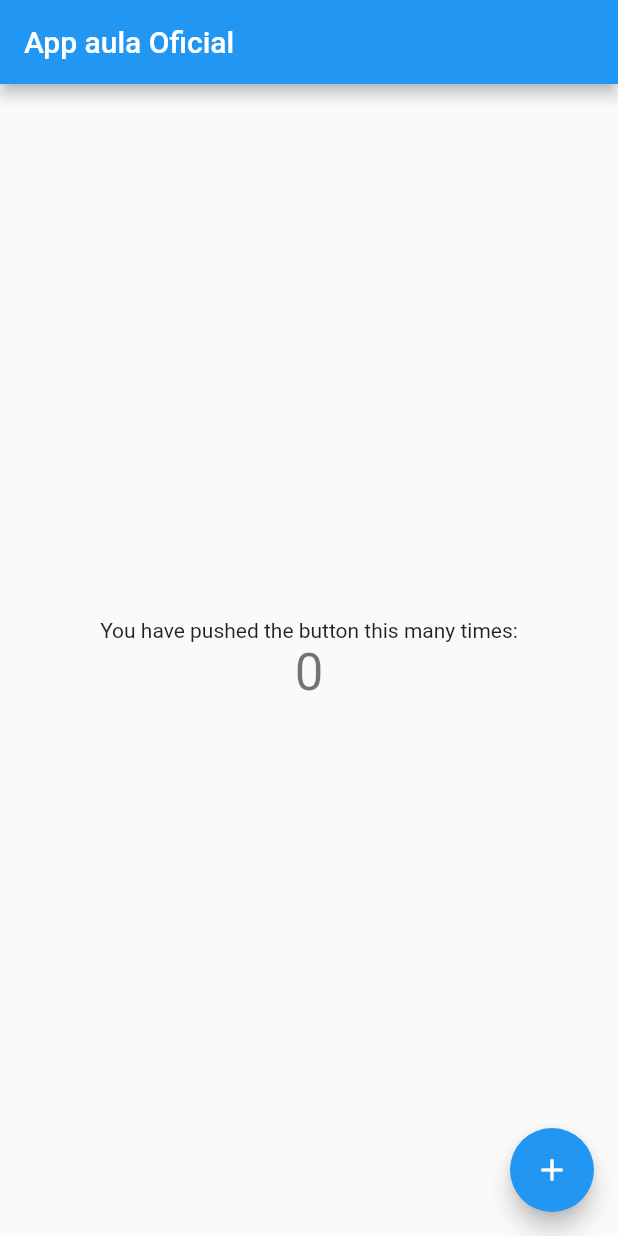
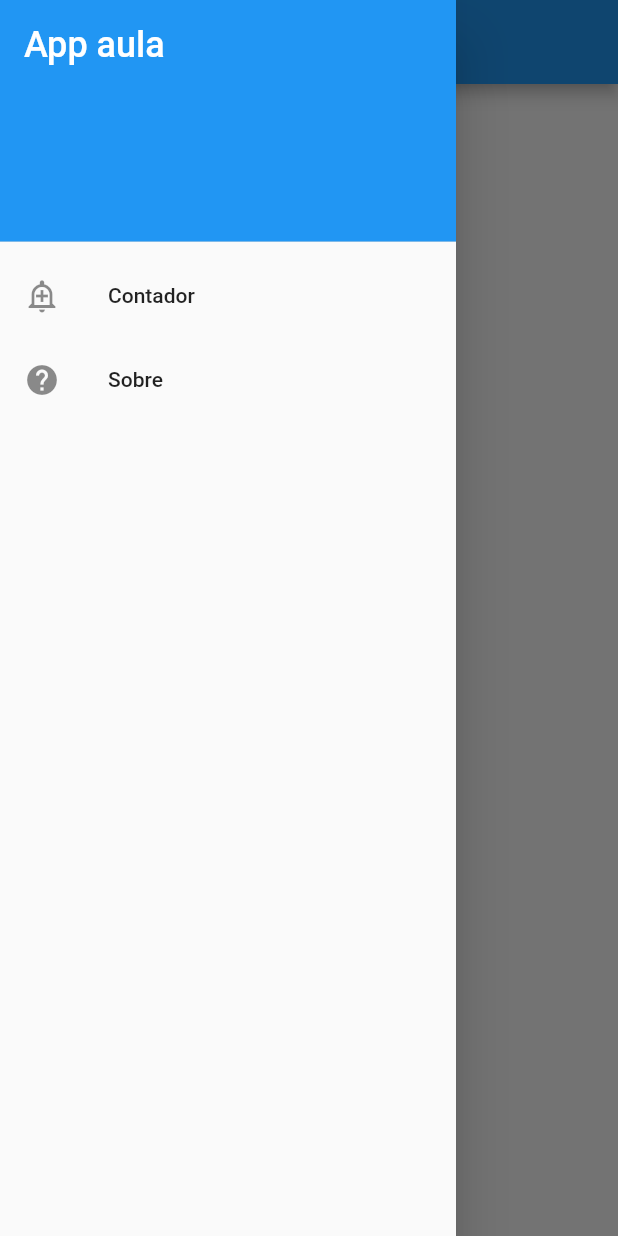
Before and after one commit to paoloBP/app_aula_ofic, a Flutter app: the screen it shows after launch, with the side drawer open (before the commit the screen has no drawer), on a phone screen of 412 x 824 dp. Run offline on Flutter 3.47's test engine with Material 2 defaults, Android fonts, the light colour scheme and no system bars.

Commit message:
Commit de 21/10/2022-21h48m15s

```diff
--- a/lib/main.dart
+++ b/lib/main.dart
@@ -1,4 +1,6 @@
 import 'package:app_aula_ofic/pages/contador.dart';
+import 'package:app_aula_ofic/pages/home.dart';
+import 'package:app_aula_ofic/pages/sobre.dart';
 import 'package:flutter/material.dart';
 
 void main() {
@@ -14,7 +16,11 @@ class MyApp extends StatelessWidget {
       theme: ThemeData(
         primarySwatch: Colors.blue,
       ),
-      home: const ContadorPage(title: 'App aula Oficial'),
+      home: const HomePage(),
+      routes: {
+        '/contador': (context) => const ContadorPage(title: "Contador"),
+        '/sobre': (context) => SobrePage(),
+      },
     );
   }
 }
--- /dev/null
+++ b/lib/pages/home.dart
@@ -0,0 +1,66 @@
+import 'package:flutter/material.dart';
+
+class HomePage extends StatelessWidget {
+  const HomePage({super.key});
+  @override
+  Widget build(BuildContext context) {
+    return Scaffold(
+      appBar: AppBar(
+        title: const Text('App aula'),
+      ),
+      drawer: Drawer(
+        child: ListView(
+          padding: EdgeInsets.zero,
+          children: <Widget>[
+            const DrawerHeader(
+              decoration: BoxDecoration(
+                color: Colors.blue,
+              ),
+              child: Text(
+                'App aula',
+                style: TextStyle(
+                  color: Colors.white,
+                  fontSize: 24,
+                ),
+              ),
+            ),
+            ListTile(
+              leading: const Icon(Icons.add_alert_outlined),
+              title: const Text('Contador'),
+              onTap: () {
+                Navigator.pop(context); // close the drawer
+                Navigator.of(context).pushNamed('/contador');
+              },
+            ),
+            ListTile(
+              leading: const Icon(Icons.help),
+              title: const Text('Sobre'),
+              onTap: () {
+                Navigator.pop(context); // close the drawer
+                Navigator.of(context).pushNamed('/sobre');
+              },
+            ),
+          ],
+        ),
+      ),
+      body: Center(
+          child: Column(
+        children: <Widget>[
+          const Text('Bem vindo'),
+          ElevatedButton(
+            child: const Text('Contador'),
+            onPressed: () {
+              Navigator.of(context).pushNamed('/contador');
+            },
+          ),
+          ElevatedButton(
+            child: const Text('Abrir Sobre'),
+            onPressed: () {
+              Navigator.of(context).pushNamed('/sobre');
+            },
+          ),
+        ],
+      )),
+    );
+  }
+}
--- /dev/null
+++ b/lib/pages/sobre.dart
@@ -0,0 +1,16 @@
+import 'package:flutter/material.dart';
+
+class SobrePage extends StatelessWidget {
+  // This widget is the root of your application.
+  @override
+  Widget build(BuildContext context) {
+    return Scaffold(
+      appBar: AppBar(
+        title: const Text('Sobre o App'),
+      ),
+      body: const Center(
+        child: Text('Sobre .'),
+      ),
+    );
+  }
+}
```
Also changed, not shown: lib/pages/template_full.dart (added, +49 -0 lines), lib/pages/template_less.dart (added, +16 -0 lines).
